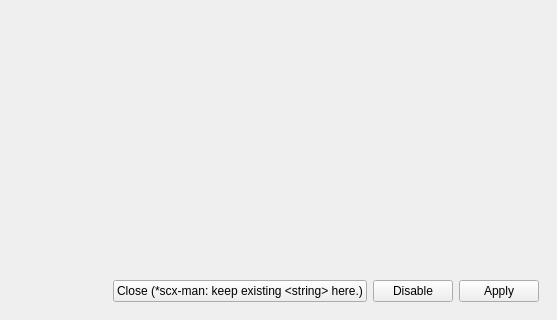
First picture: the form in src/schedext-window.ui, repository MadGoatHaz/scx-manager, before the edit; both pictures show x 330 to 887 and y 224 to 544 of the 887 by 544 pixel window.
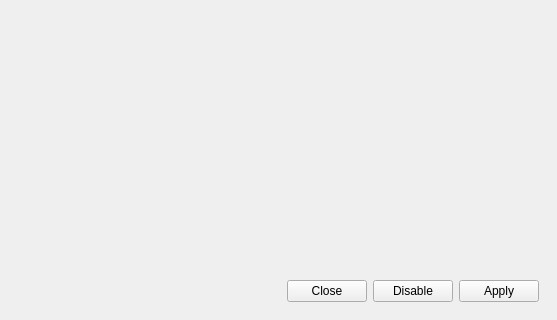
Second picture: the form after the edit. Icons and pictures are not drawn.

Commit message: feat(chunk-8): remove placeholder text so cancel button displays only 'Close'

The edit to the form file:
```diff
--- a/src/schedext-window.ui
+++ b/src/schedext-window.ui
@@ -173,7 +173,7 @@
         <item>
          <widget class="QPushButton" name="cancel_button">
           <property name="text">
-           <string>Close (*scx-man: keep existing &lt;string&gt; here.)</string>
+            <string>Close</string>
           </property>
          </widget>
         </item>
```
Lines whose indentation alone changed are shown as unchanged.
